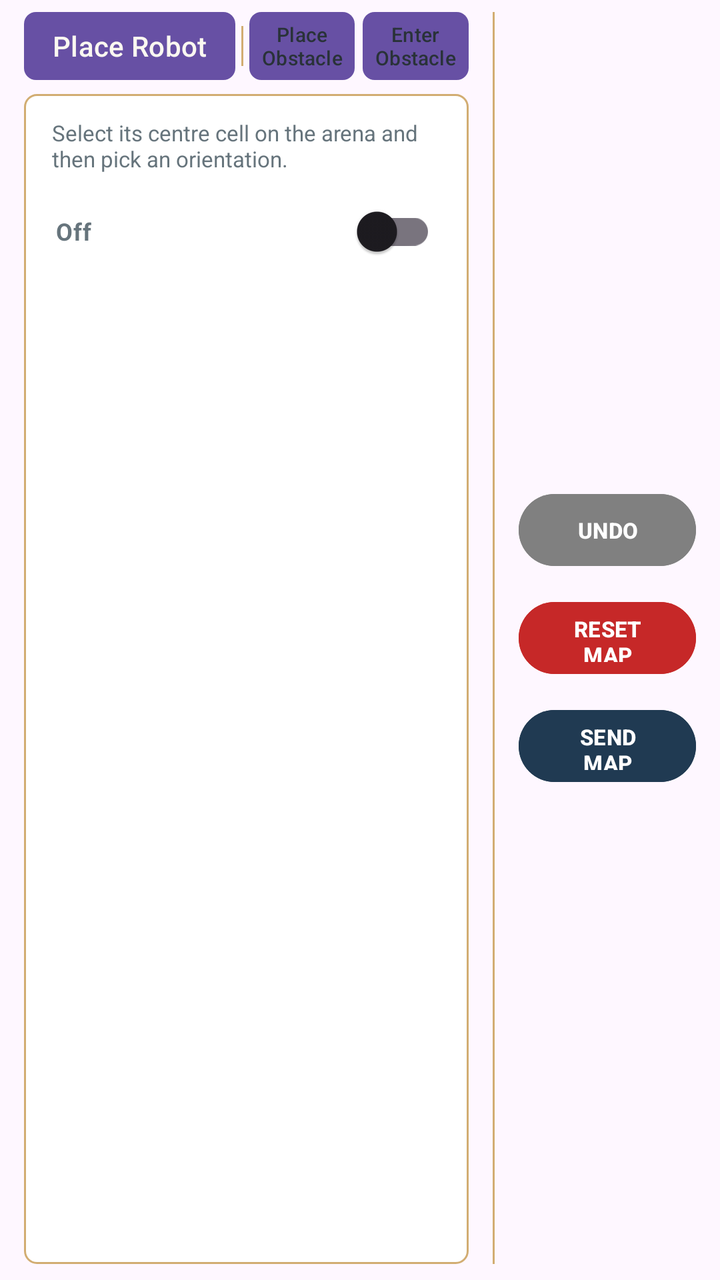
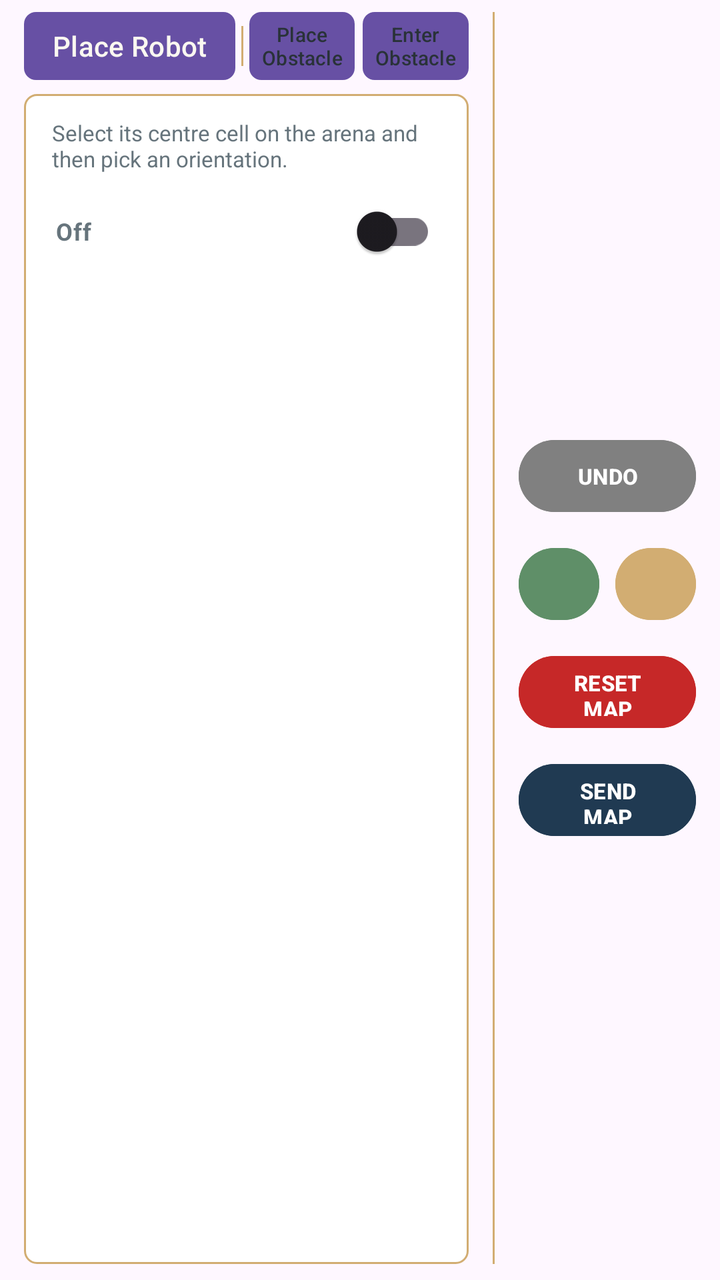

An Android layout rendered at two revisions. The XML below is the earlier revision; the diff shows what the commit changed to produce the second picture.
<!-- AndroidManifest.xml: application theme Theme.MDPGroup24 -->
<!-- res/layout/fragment_configuration.xml -->
<?xml version="1.0" encoding="utf-8"?>
<LinearLayout
    xmlns:android="http://schemas.android.com/apk/res/android"
    android:layout_width="match_parent"
    android:layout_height="match_parent"
    android:orientation="horizontal"
    android:paddingStart="12dp"
    android:paddingEnd="12dp"
    android:paddingTop="6dp"
    android:paddingBottom="8dp">


    

    <LinearLayout
        android:layout_width="0dp"
        android:layout_height="match_parent"
        android:layout_weight="7"
        android:orientation="vertical"
        android:paddingEnd="12dp">


        

        <LinearLayout
            android:layout_width="match_parent"
            android:layout_height="34dp"
            android:orientation="horizontal">


            <Button
                android:id="@+id/btnTabPlaceRobot"
                android:layout_width="0dp"
                android:layout_height="match_parent"
                android:layout_weight="2"
                android:layout_marginEnd="3dp"
                android:minHeight="0dp"
                android:padding="0dp"
                android:text="Place Robot"
                android:textSize="14sp"
                android:textColor="@color/odyssey_cream"
                android:background="@drawable/config_toggle_button"
                android:backgroundTint="@color/white" />


            <View
                android:layout_width="1dp"
                android:layout_height="20dp"
                android:layout_gravity="center_vertical"
                android:background="@color/odyssey_bronze_light" />


            <Button
                android:id="@+id/btnTabPlaceObstacle"
                android:layout_width="0dp"
                android:layout_height="match_parent"
                android:layout_weight="1"
                android:layout_marginStart="3dp"
                android:layout_marginEnd="2dp"
                android:minHeight="0dp"
                android:padding="0dp"
                android:text="Place Obstacle"
                android:textSize="10sp"
                android:textColor="@color/odyssey_text"
                android:background="@drawable/config_toggle_button"
                android:backgroundTint="@color/odyssey_cream" />


            <Button
                android:id="@+id/btnTabInputObstacle"
                android:layout_width="0dp"
                android:layout_height="match_parent"
                android:layout_weight="1"
                android:layout_marginStart="2dp"
                android:minHeight="0dp"
                android:padding="0dp"
                android:text="Enter Obstacle"
                android:textSize="10sp"
                android:textColor="@color/odyssey_text"
                android:background="@drawable/config_toggle_button"
                android:backgroundTint="@color/odyssey_cream" />

        </LinearLayout>


        

        <LinearLayout
            android:id="@+id/robotPanel"
            android:layout_width="match_parent"
            android:layout_height="0dp"
            android:layout_weight="1"
            android:layout_marginTop="7dp"
            android:orientation="vertical"
            android:background="@drawable/bg_config_panel"
            android:paddingStart="14dp"
            android:paddingEnd="14dp"
            android:paddingTop="10dp"
            android:paddingBottom="10dp">


            <TextView
                android:layout_width="match_parent"
                android:layout_height="wrap_content"
                android:layout_marginTop="2dp"
                android:text="Select its centre cell on the arena and then pick an orientation."
                android:textSize="11sp"
                android:textColor="@color/odyssey_text_muted" />


            <androidx.appcompat.widget.SwitchCompat
                android:id="@+id/btnSetRobot"
                android:layout_width="190dp"
                android:layout_height="40dp"
                android:layout_gravity="center_horizontal"
                android:layout_marginTop="9dp"
                android:checked="false"
                android:gravity="center_vertical"
                android:text="Off"
                android:textColor="@color/odyssey_text_muted"
                android:textSize="12sp"
                android:textStyle="bold" />

            <LinearLayout
                android:id="@+id/robotOrientationPanel"
                android:layout_width="match_parent"
                android:layout_height="wrap_content"
                android:orientation="vertical"
                android:visibility="gone">


                <View
                    android:layout_width="match_parent"
                    android:layout_height="1dp"
                    android:layout_marginTop="9dp"
                    android:layout_marginBottom="7dp"
                    android:background="@color/grey" />


                <LinearLayout
                    android:layout_width="match_parent"
                    android:layout_height="wrap_content"
                    android:orientation="horizontal"
                    android:gravity="center_vertical">


                    

                    <LinearLayout
                        android:layout_width="0dp"
                        android:layout_height="match_parent"
                        android:layout_weight="1"
                        android:orientation="vertical"
                        android:gravity="center">


                        <TextView
                            android:id="@+id/robotCentreLabel"
                            android:layout_width="wrap_content"
                            android:layout_height="wrap_content"
                            android:text="Select Centre"
                            android:textSize="13sp"
                            android:textStyle="bold"
                            android:textColor="@color/odyssey_navy" />


                        <TextView
                            android:id="@+id/robotSelectedCellText"
                            android:layout_width="wrap_content"
                            android:layout_height="wrap_content"
                            android:layout_marginTop="3dp"
                            android:text="X: --   Y: --"
                            android:textSize="13sp"
                            android:textStyle="bold"
                            android:textColor="@color/odyssey_navy" />

                    </LinearLayout>


                    

                    <LinearLayout
                        android:layout_width="0dp"
                        android:layout_height="wrap_content"
                        android:layout_weight="2"
                        android:orientation="vertical"
                        android:gravity="center">


                        <TextView
                            android:id="@+id/robotOrientationLabel"
                            android:layout_width="wrap_content"
                            android:layout_height="wrap_content"
                            android:layout_marginBottom="3dp"
                            android:text="Select Orientation"
                            android:textSize="13sp"
                            android:textColor="@color/odyssey_text_muted" />


                        <Button
                            android:id="@+id/btnRobotNorth"
                            android:layout_width="92dp"
                            android:layout_height="34dp"
                            android:minHeight="0dp"
                            android:text="North"
                            android:textSize="10sp"
                            android:textStyle="bold"
                            android:textColor="@color/odyssey_text_muted"
                            android:backgroundTint="@color/control_inactive" />


                        <LinearLayout
                            android:layout_width="wrap_content"
                            android:layout_height="34dp"
                            android:orientation="horizontal">


                            <Button
                                android:id="@+id/btnRobotWest"
                                android:layout_width="92dp"
                                android:layout_height="34dp"
                                android:minHeight="0dp"
                                android:text="West"
                                android:textSize="10sp"
                                android:textStyle="bold"
                                android:textColor="@color/odyssey_text_muted"
                                android:backgroundTint="@color/control_inactive" />


                            <Space
                                android:layout_width="18dp"
                                android:layout_height="1dp" />


                            <Button
                                android:id="@+id/btnRobotEast"
                                android:layout_width="92dp"
                                android:layout_height="34dp"
                                android:minHeight="0dp"
                                android:text="East"
                                android:textSize="10sp"
                                android:textStyle="bold"
                                android:textColor="@color/odyssey_text_muted"
                                android:backgroundTint="@color/control_inactive" />

                        </LinearLayout>


                        <Button
                            android:id="@+id/btnRobotSouth"
                            android:layout_width="92dp"
                            android:layout_height="34dp"
                            android:minHeight="0dp"
                            android:text="South"
                            android:textSize="10sp"
                            android:textStyle="bold"
                            android:textColor="@color/odyssey_text_muted"
                            android:backgroundTint="@color/control_inactive" />

                    </LinearLayout>

                </LinearLayout>

            </LinearLayout>

        </LinearLayout>


        

        <LinearLayout
            android:id="@+id/obstacleManualPanel"
            android:layout_width="match_parent"
            android:layout_height="0dp"
            android:layout_weight="1"
            android:layout_marginTop="7dp"
            android:orientation="vertical"
            android:background="@drawable/bg_config_panel"
            android:paddingStart="14dp"
            android:paddingEnd="14dp"
            android:paddingTop="10dp"
            android:paddingBottom="10dp"
            android:visibility="gone">


            <TextView
                android:layout_width="match_parent"
                android:layout_height="wrap_content"
                android:layout_marginTop="2dp"
                android:text="Select a cell on the arena and then select the orientation."
                android:textSize="11sp"
                android:textColor="@color/odyssey_text_muted" />


            <androidx.appcompat.widget.SwitchCompat
                android:id="@+id/btnActivateObstaclePlacement"
                android:layout_width="190dp"
                android:layout_height="40dp"
                android:layout_gravity="center_horizontal"
                android:layout_marginTop="9dp"
                android:checked="false"
                android:gravity="center_vertical"
                android:text="Off"
                android:textColor="@color/odyssey_text_muted"
                android:textSize="12sp"
                android:textStyle="bold" />

            <LinearLayout
                android:id="@+id/manualOrientationPanel"
                android:layout_width="match_parent"
                android:layout_height="wrap_content"
                android:orientation="vertical"
                android:visibility="gone">


                <View
                    android:layout_width="match_parent"
                    android:layout_height="1dp"
                    android:layout_marginTop="9dp"
                    android:layout_marginBottom="7dp"
                    android:background="@color/grey" />


                <LinearLayout
                    android:layout_width="match_parent"
                    android:layout_height="wrap_content"
                    android:orientation="horizontal"
                    android:gravity="center_vertical">


                    

                    <LinearLayout
                        android:layout_width="0dp"
                        android:layout_height="match_parent"
                        android:layout_weight="1"
                        android:orientation="vertical"
                        android:gravity="center">


                        <TextView
                            android:id="@+id/manualCellLabel"
                            android:layout_width="wrap_content"
                            android:layout_height="wrap_content"
                            android:text="Select Cell"
                            android:textSize="13sp"
                            android:textStyle="bold"
                            android:textColor="@color/odyssey_navy" />


                        <TextView
                            android:id="@+id/manualSelectedCellText"
                            android:layout_width="wrap_content"
                            android:layout_height="wrap_content"
                            android:layout_marginTop="3dp"
                            android:text="X: --   Y: --"
                            android:textSize="13sp"
                            android:textStyle="bold"
                            android:textColor="@color/odyssey_navy" />

                    </LinearLayout>


                    

                    <LinearLayout
                        android:layout_width="0dp"
                        android:layout_height="wrap_content"
                        android:layout_weight="2"
                        android:orientation="vertical"
                        android:gravity="center">


                        <TextView
                            android:id="@+id/manualOrientationLabel"
                            android:layout_width="wrap_content"
                            android:layout_height="wrap_content"
                            android:layout_marginBottom="3dp"
                            android:text="Select Orientation"
                            android:textSize="13sp"
                            android:textColor="@color/odyssey_text_muted" />


                        <Button
                            android:id="@+id/btnManualNorth"
                            android:layout_width="92dp"
                            android:layout_height="34dp"
                            android:minHeight="0dp"
                            android:text="North"
                            android:textSize="10sp"
                            android:textStyle="bold"
                            android:textColor="@color/odyssey_text_muted"
                            android:backgroundTint="@color/control_inactive" />


                        <LinearLayout
                            android:layout_width="wrap_content"
                            android:layout_height="34dp"
                            android:orientation="horizontal">


                            <Button
                                android:id="@+id/btnManualWest"
                                android:layout_width="92dp"
                                android:layout_height="34dp"
                                android:minHeight="0dp"
                                android:text="West"
                                android:textSize="10sp"
                                android:textStyle="bold"
                                android:textColor="@color/odyssey_text_muted"
                                android:backgroundTint="@color/control_inactive" />


                            <Space
                                android:layout_width="18dp"
                                android:layout_height="1dp" />


                            <Button
                                android:id="@+id/btnManualEast"
                                android:layout_width="92dp"
                                android:layout_height="34dp"
                                android:minHeight="0dp"
                                android:text="East"
                                android:textSize="10sp"
                                android:textStyle="bold"
                                android:textColor="@color/odyssey_text_muted"
                                android:backgroundTint="@color/control_inactive" />

                        </LinearLayout>


                        <Button
                            android:id="@+id/btnManualSouth"
                            android:layout_width="92dp"
                            android:layout_height="34dp"
                            android:minHeight="0dp"
                            android:text="South"
                            android:textSize="10sp"
                            android:textStyle="bold"
                            android:textColor="@color/odyssey_text_muted"
                            android:backgroundTint="@color/control_inactive" />

                    </LinearLayout>

                </LinearLayout>

            </LinearLayout>

        </LinearLayout>


        

        <LinearLayout
            android:id="@+id/obstacleInputPanel"
            android:layout_width="match_parent"
            android:layout_height="0dp"
            android:layout_weight="1"
            android:layout_marginTop="7dp"
            android:orientation="vertical"
            android:background="@drawable/bg_config_panel"
            android:paddingStart="14dp"
            android:paddingEnd="14dp"
            android:paddingTop="10dp"
            android:paddingBottom="10dp"
            android:visibility="gone">


            <TextView
                android:layout_width="match_parent"
                android:layout_height="wrap_content"
                android:layout_marginTop="2dp"
                android:text="Enter the obstacle coordinates and then select the orientation."
                android:textSize="11sp"
                android:textColor="@color/odyssey_text_muted" />


            <LinearLayout
                android:layout_width="match_parent"
                android:layout_height="0dp"
                android:layout_weight="1"
                android:layout_marginTop="6dp"
                android:orientation="horizontal"
                android:gravity="center">


                

                <LinearLayout
                    android:layout_width="0dp"
                    android:layout_height="match_parent"
                    android:layout_weight="2"
                    android:orientation="horizontal"
                    android:gravity="center">


                    <LinearLayout
                        android:layout_width="60dp"
                        android:layout_height="wrap_content"
                        android:orientation="vertical"
                        android:gravity="center">


                        <TextView
                            android:layout_width="wrap_content"
                            android:layout_height="wrap_content"
                            android:text="X"
                            android:textSize="10sp"
                            android:textStyle="bold"
                            android:textColor="@color/odyssey_navy" />


                        <NumberPicker
                            android:id="@+id/obstacleXPicker"
                            android:layout_width="50dp"
                            android:layout_height="96dp" />

                    </LinearLayout>


                    <LinearLayout
                        android:layout_width="60dp"
                        android:layout_height="wrap_content"
                        android:orientation="vertical"
                        android:gravity="center">


                        <TextView
                            android:layout_width="wrap_content"
                            android:layout_height="wrap_content"
                            android:text="Y"
                            android:textSize="10sp"
                            android:textStyle="bold"
                            android:textColor="@color/odyssey_navy" />


                        <NumberPicker
                            android:id="@+id/obstacleYPicker"
                            android:layout_width="50dp"
                            android:layout_height="96dp" />

                    </LinearLayout>

                </LinearLayout>


                

                <LinearLayout
                    android:layout_width="0dp"
                    android:layout_height="match_parent"
                    android:layout_weight="3"
                    android:orientation="vertical"
                    android:gravity="center">


                    <TextView
                        android:layout_width="wrap_content"
                        android:layout_height="wrap_content"
                        android:layout_marginBottom="3dp"
                        android:text="Select Orientation"
                        android:textSize="13sp"
                        android:textStyle="bold"
                        android:textColor="@color/odyssey_navy" />


                    <Button
                        android:id="@+id/btnObstacleNorth"
                        android:layout_width="92dp"
                        android:layout_height="34dp"
                        android:minHeight="0dp"
                        android:text="North"
                        android:textSize="10sp"
                        android:textStyle="bold"
                        android:textColor="@color/odyssey_text_muted"
                        android:backgroundTint="@color/control_inactive" />


                    <LinearLayout
                        android:layout_width="wrap_content"
                        android:layout_height="34dp"
                        android:orientation="horizontal">


                        <Button
                            android:id="@+id/btnObstacleWest"
                            android:layout_width="92dp"
                            android:layout_height="34dp"
                            android:minHeight="0dp"
                            android:text="West"
                            android:textSize="10sp"
                            android:textStyle="bold"
                            android:textColor="@color/odyssey_text_muted"
                            android:backgroundTint="@color/control_inactive" />


                        <Space
                            android:layout_width="18dp"
                            android:layout_height="1dp" />


                        <Button
                            android:id="@+id/btnObstacleEast"
                            android:layout_width="92dp"
                            android:layout_height="34dp"
                            android:minHeight="0dp"
                            android:text="East"
                            android:textSize="10sp"
                            android:textStyle="bold"
                            android:textColor="@color/odyssey_text_muted"
                            android:backgroundTint="@color/control_inactive" />

                    </LinearLayout>


                    <Button
                        android:id="@+id/btnObstacleSouth"
                        android:layout_width="92dp"
                        android:layout_height="34dp"
                        android:minHeight="0dp"
                        android:text="South"
                        android:textSize="10sp"
                        android:textStyle="bold"
                        android:textColor="@color/odyssey_text_muted"
                        android:backgroundTint="@color/control_inactive" />

                </LinearLayout>

            </LinearLayout>


            <Button
                android:id="@+id/btnPlaceObstacle"
                android:layout_width="170dp"
                android:layout_height="38dp"
                android:layout_gravity="center_horizontal"
                android:layout_marginTop="3dp"
                android:minHeight="0dp"
                android:text="Plant"
                android:textSize="11sp"
                android:textStyle="bold"
                android:textColor="@color/white"
                android:backgroundTint="@color/control_active" />

        </LinearLayout>

    </LinearLayout>


    

    <View
        android:layout_width="1dp"
        android:layout_height="match_parent"
        android:background="@color/odyssey_bronze_light" />


    

    <LinearLayout
        android:id="@+id/configurationActionArea"
        android:layout_width="0dp"
        android:layout_height="match_parent"
        android:layout_weight="3"
        android:orientation="vertical"
        android:gravity="center"
        android:paddingStart="12dp">


        <Button
            android:id="@+id/btnUndoMap"
            android:layout_width="match_parent"
            android:layout_height="44dp"
            android:minHeight="0dp"
            android:text="UNDO"
            android:textSize="11sp"
            android:textStyle="bold"
            android:textColor="@color/white"
            android:backgroundTint="@color/grey" />


        <Button
            android:id="@+id/btnResetMap"
            android:layout_width="match_parent"
            android:layout_height="44dp"
            android:layout_marginTop="10dp"
            android:minHeight="0dp"
            android:text="RESET MAP"
            android:textSize="11sp"
            android:textStyle="bold"
            android:textColor="@color/white"
            android:backgroundTint="@color/status_red" />


        <Button
            android:id="@+id/btnSendMap"
            android:layout_width="match_parent"
            android:layout_height="44dp"
            android:layout_marginTop="10dp"
            android:minHeight="0dp"
            android:text="SEND MAP"
            android:textSize="11sp"
            android:textStyle="bold"
            android:textColor="@color/white"
            android:backgroundTint="@color/odyssey_navy" />

    </LinearLayout>


</LinearLayout>
<!-- resources referenced by this layout -->
<resources>
  <color name="control_active">#5F8F68</color>ok what ever
  <color name="control_inactive">#D7DDE0</color>
  <color name="grey">#808080</color>
  <color name="odyssey_bronze_light">#D2AD72</color>
  <color name="odyssey_cream">#FBF8F1</color>
  <color name="odyssey_navy">#203A52</color>
  <color name="odyssey_text">#293238</color>
  <color name="odyssey_text_muted">#66747C</color>
  <color name="status_red">#C62828</color>
  <color name="white">#FFFFFF</color>
  <!-- drawable bg_config_panel (drawable) -->
  <?xml version="1.0" encoding="utf-8"?>
  <shape xmlns:android="http://schemas.android.com/apk/res/android">
  
      <solid android:color="@android:color/white" />
  
      <stroke
          android:width="1dp"
          android:color="@color/odyssey_bronze_light" />
  
      <corners android:radius="6dp" />
  
  </shape>
  <!-- drawable config_toggle_button (drawable) -->
  <?xml version="1.0" encoding="utf-8"?>
  <shape xmlns:android="http://schemas.android.com/apk/res/android">
  
      <solid android:color="@color/odyssey_sea" />
  
      <corners android:radius="6dp" />
  
  </shape>
  <style name="Theme.MDPGroup24" parent="Base.Theme.MDPGroup24" />
  <color name="odyssey_sea">#66879A</color>
  <style name="Base.Theme.MDPGroup24" parent="Theme.Material3.DayNight.NoActionBar">
          
          
      </style>
</resources>

<!-- the commit's change to res/layout/fragment_configuration.xml (unified diff, before → after) -->
@@ -680,6 +680,41 @@
             android:backgroundTint="@color/grey" />
 
 
+        <LinearLayout
+            android:layout_width="match_parent"
+            android:layout_height="44dp"
+            android:layout_marginTop="10dp"
+            android:orientation="horizontal">
+
+            <Button
+                android:id="@+id/btnSaveMap"
+                android:layout_width="0dp"
+                android:layout_height="match_parent"
+                android:layout_weight="1"
+                android:layout_marginEnd="4dp"
+                android:minHeight="0dp"
+                android:text="SAVE"
+                android:textSize="10sp"
+                android:textStyle="bold"
+                android:textColor="@color/white"
+                android:backgroundTint="@color/control_active" />
+
+            <Button
+                android:id="@+id/btnUseMap"
+                android:layout_width="0dp"
+                android:layout_height="match_parent"
+                android:layout_weight="1"
+                android:layout_marginStart="4dp"
+                android:minHeight="0dp"
+                android:text="USE"
+                android:textSize="10sp"
+                android:textStyle="bold"
+                android:textColor="@color/white"
+                android:backgroundTint="@color/odyssey_bronze_light" />
+
+        </LinearLayout>
+
+
         <Button
             android:id="@+id/btnResetMap"
             android:layout_width="match_parent"
